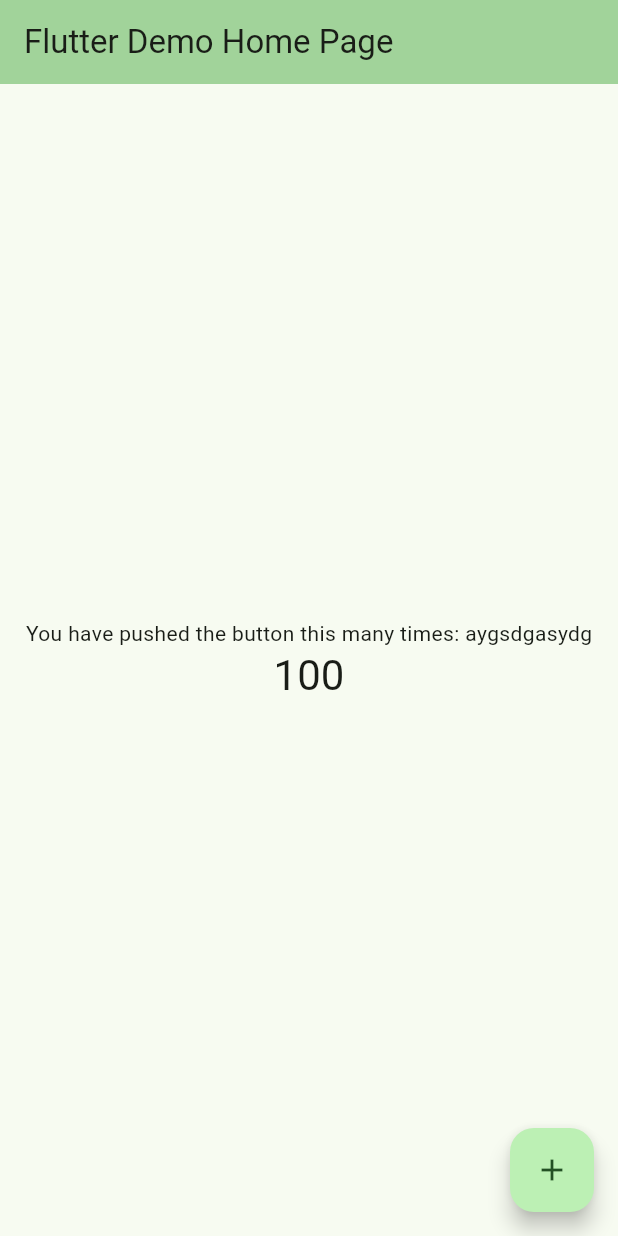
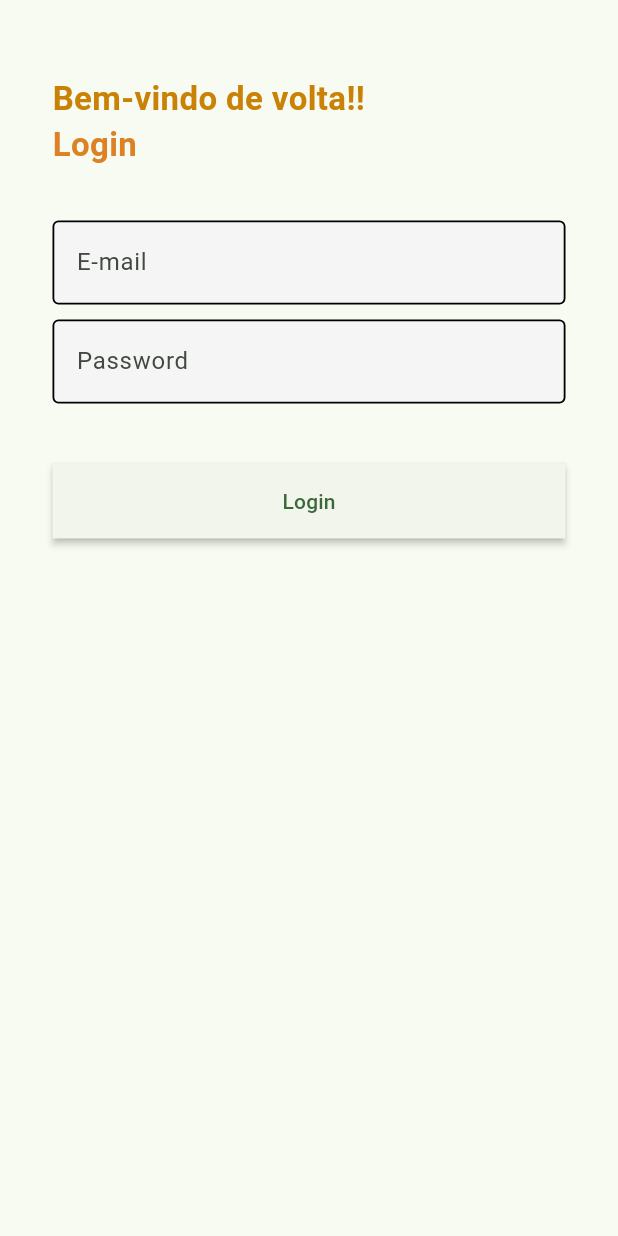
Before and after one commit to Matheus-Sleutjes/WebBackEnd, a Flutter app: the screen it shows after launch, on a phone screen of 412 x 824 dp. Run offline on Flutter 3.47's test engine with Material 3 defaults, Android fonts, the light colour scheme and no system bars.

Commit message:
tela login

```diff
--- a/gestor_estoque/lib/main.dart
+++ b/gestor_estoque/lib/main.dart
@@ -1,4 +1,5 @@
 import 'package:flutter/material.dart';
+import 'package:gestor_estoque/pages/authentication/login_page.dart';
 
 void main() {
   runApp(const MyApp());
@@ -15,55 +16,7 @@ class MyApp extends StatelessWidget {
         colorScheme: ColorScheme.fromSeed(seedColor: Colors.green),
         useMaterial3: true,
       ),
-      home: const MyHomePage(title: 'Flutter Demo Home Page'),
+      home: const LoginPage(),
     );
   }
 }
-
-class MyHomePage extends StatefulWidget {
-  const MyHomePage({super.key, required this.title});
-
-  final String title;
-
-  @override
-  State<MyHomePage> createState() => _MyHomePageState();
-}
-
-class _MyHomePageState extends State<MyHomePage> {
-  int _counter = 100;
-
-  void _incrementCounter() {
-    setState(() {
-      _counter--;
-    });
-  }
-
-  @override
-  Widget build(BuildContext context) {
-    return Scaffold(
-      appBar: AppBar(
-        backgroundColor: Theme.of(context).colorScheme.inversePrimary,
-        title: Text(widget.title),
-      ),
-      body: Center(
-        child: Column(
-          mainAxisAlignment: MainAxisAlignment.center,
-          children: <Widget>[
-            const Text(
-              'You have pushed the button this many times: aygsdgasydg',
-            ),
-            Text(
-              '$_counter',
-              style: Theme.of(context).textTheme.headlineMedium,
-            ),
-          ],
-        ),
-      ),
-      floatingActionButton: FloatingActionButton(
-        onPressed: _incrementCounter,
-        tooltip: 'Increment',
-        child: const Icon(Icons.add),
-      ), // This trailing comma makes auto-formatting nicer for build methods.
-    );
-  }
-}
--- /dev/null
+++ b/gestor_estoque/lib/pages/authentication/login_page.dart
@@ -0,0 +1,79 @@
+import 'package:flutter/material.dart';
+
+class LoginPage extends StatelessWidget {
+  const LoginPage({super.key});
+
+  @override
+  Widget build(BuildContext context) {
+    return Scaffold(
+      body: Padding(
+        padding: EdgeInsets.only(left: 35, top: 50, right: 35),
+        child: Column(
+          crossAxisAlignment: CrossAxisAlignment.start,
+          children: [
+            Text(
+              'Bem-vindo de volta!!',
+              style: TextStyle(
+                color: Color.fromARGB(255, 202, 130, 6),
+                fontSize: 22,
+                fontWeight: FontWeight.bold,
+              )
+            ),
+            Text(
+              'Login',
+              style: TextStyle(
+                color: Color.fromARGB(255, 221, 130, 36),
+                fontSize: 22,
+                fontWeight: FontWeight.bold,
+              )
+            ),
+            SizedBox(
+              height: 35,
+            ),
+            TextFormField(
+              decoration: const InputDecoration(
+                filled: true,
+                fillColor: Color.fromARGB(255, 245, 245, 245),
+                label: Text('E-mail'),
+                enabledBorder: OutlineInputBorder(
+                  borderSide: BorderSide(width: 1.2),
+                ),
+                focusedBorder: OutlineInputBorder(
+                  borderSide: BorderSide(width:1.2),
+                ),
+              ),
+            ),
+            SizedBox(
+              height: 10,
+            ),
+            TextFormField(
+              decoration: const InputDecoration(
+                filled: true,
+                fillColor: Color.fromARGB(255, 245, 245, 245),
+                label: Text('Password'),
+                enabledBorder: OutlineInputBorder(
+                  borderSide: BorderSide(width: 1.2),
+                ),
+                focusedBorder: OutlineInputBorder(
+                  borderSide: BorderSide(width:1.2),
+                ),
+              ),
+            ),
+            SizedBox(
+              height: 40,
+            ),
+            ElevatedButton(
+              style: ElevatedButton.styleFrom(
+                elevation: 2,
+                minimumSize: const Size.fromHeight(50),
+                shape: LinearBorder.bottom(),
+              ),
+              onPressed: (){},
+              child: Text("Login"),
+            ),
+          ]
+        ,)
+      )
+    );
+  }
+}
```
Also changed, not shown: gestor_estoque/pubspec.yaml (+6 -68 lines), gestor_estoque/pubspec.lock, 3 other files.
